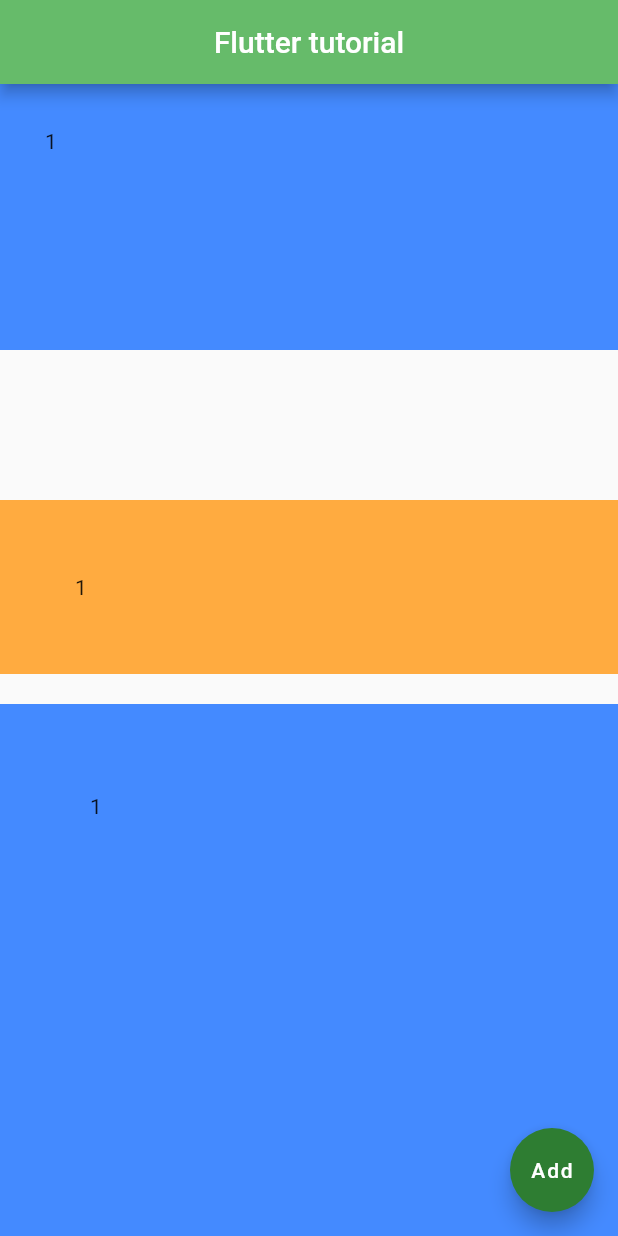
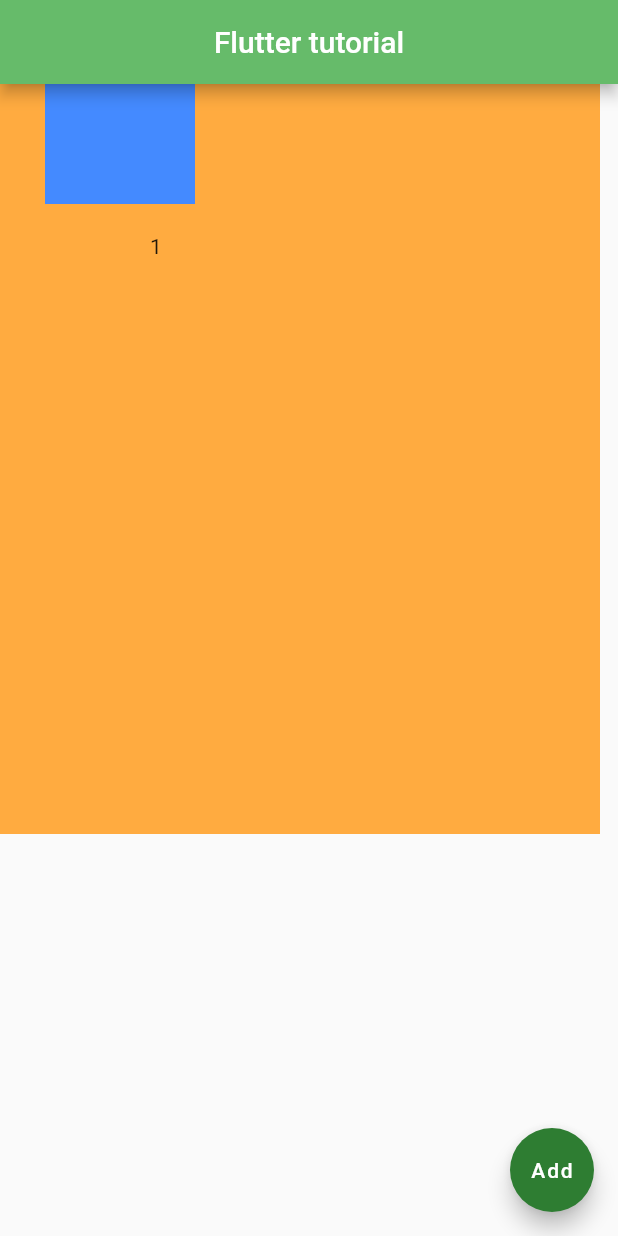
Before and after one commit to LyubashaBurkova/Flutter, a Flutter app: the screen it shows after launch, on a phone screen of 412 x 824 dp. Run offline on Flutter 3.47's test engine with Material 2 defaults, Android fonts, the phone set to English and light mode, and no system bars.

Commit message:
Stack, Positioned

```diff
--- a/lib/main.dart
+++ b/lib/main.dart
@@ -14,34 +14,41 @@ class FlutterTutorialApp extends StatelessWidget {
           centerTitle: true,
           backgroundColor: Colors.green[400],
         ),
-        body: Column(
-            mainAxisAlignment: MainAxisAlignment.center,
-            crossAxisAlignment: CrossAxisAlignment.stretch,
-            //линия выравнивания текста
-            //для нее обязателен textBaseline
-            textBaseline: TextBaseline.alphabetic,
-            children: [
-              Expanded(
-                flex:1,
+        body: Container(
+          color: Colors.green,
+          width: 400,
+          height: 500,
+          child: Stack(
+              alignment: Alignment.bottomRight,
+              //overflow: Overflow.visible,
+              //fit: StackFit.loose,//любая высота элементов, ограниченная размером экрана,
+              //fit: StackFit.expand,//элементы будут увеличены до максимально возможного значения
+              fit: StackFit.passthrough,//элементы полностью зависят от ограничений родительского виджета,
+              children: [
+            Container(
+              child: Container(
+                  color: Colors.purple,
+                  padding: EdgeInsets.all(130),
+                  child: Text("1")),
+            ),
+            Container(
+                color: Colors.orangeAccent,
+                padding: EdgeInsets.all(100),
+                child: Text("1")),
+            Positioned(
+              width:100,//приоритетнее, чем свойство сомого элемента
+              height:100,
+              top: -20,
+              left:30,
+              child: Container(
                 child: Container(
                     color: Colors.blueAccent,
-                    padding: EdgeInsets.all(30),
+                    padding: EdgeInsets.all(80),
                     child: Text("1")),
               ),
-              SizedBox(height: 100),
-              Container(
-                  color: Colors.orangeAccent,
-                  padding: EdgeInsets.all(50),
-                  child: Text("1")),
-              SizedBox(height: 20),
-              Expanded(
-                flex: 2,
-                child: Container(
-                    color: Colors.blueAccent,
-                    padding: EdgeInsets.all(60),
-                    child: Text("1")),
-              ),
-            ]),
+            ),
+          ]),
+        ),
         floatingActionButton: FloatingActionButton(
             child: Text("Add"),
             backgroundColor: Colors.green[800],
```
